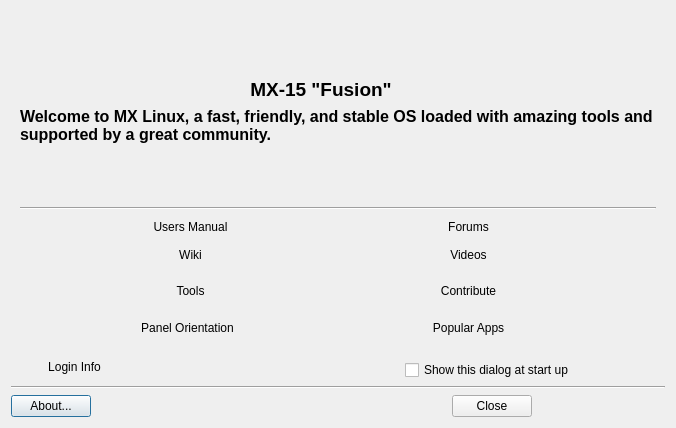
MX-Linux/mx-welcome, file mxwelcome.ui: the form before one commit.
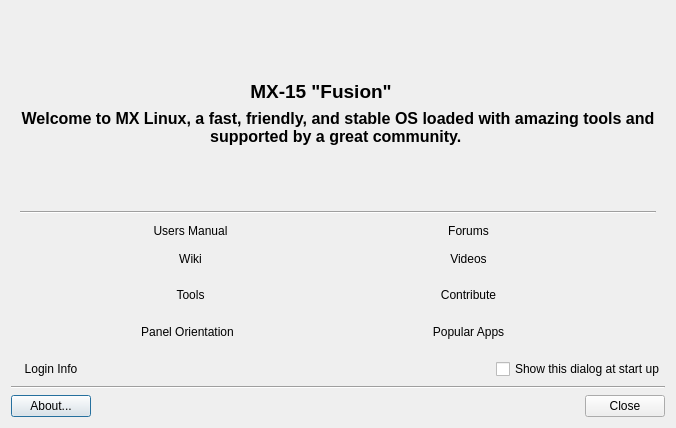
The form after the commit. Icons and pictures are not drawn. Custom widgets are drawn as their Qt base class.

```diff
--- a/mxwelcome.ui
+++ b/mxwelcome.ui
@@ -24,7 +24,7 @@
    <bool>false</bool>
   </property>
   <layout class="QGridLayout" name="gridLayout">
-   <item row="0" column="0" colspan="5">
+   <item row="0" column="0" colspan="3">
     <widget class="QFrame" name="frame">
      <property name="minimumSize">
       <size>
@@ -62,7 +62,7 @@
       <item row="2" column="0" colspan="6">
        <widget class="QLabel" name="labelIntro">
         <property name="text">
-         <string>&lt;html&gt;&lt;head/&gt;&lt;body&gt;&lt;p&gt;&lt;span style=&quot; font-size:12pt; font-weight:600;&quot;&gt;Welcome to MX Linux, a fast, friendly, and stable OS loaded with amazing tools and supported by a great community. &lt;/span&gt;&lt;/p&gt;&lt;/body&gt;&lt;/html&gt;</string>
+         <string>&lt;html&gt;&lt;head/&gt;&lt;body&gt;&lt;p align=&quot;center&quot;&gt;&lt;span style=&quot; font-size:12pt; font-weight:600;&quot;&gt;Welcome to MX Linux, a fast, friendly, and stable OS loaded with amazing tools and supported by a great community. &lt;/span&gt;&lt;/p&gt;&lt;/body&gt;&lt;/html&gt;</string>
         </property>
         <property name="alignment">
          <set>Qt::AlignLeading|Qt::AlignLeft|Qt::AlignVCenter</set>
@@ -494,7 +494,67 @@
      <zorder>horizontalSpacer_12</zorder>
     </widget>
    </item>
-   <item row="4" column="0" colspan="4">
+   <item row="1" column="0">
+    <widget class="FlatButton" name="buttonLogininfo">
+     <property name="sizePolicy">
+      <sizepolicy hsizetype="Minimum" vsizetype="Fixed">
+       <horstretch>0</horstretch>
+       <verstretch>0</verstretch>
+      </sizepolicy>
+     </property>
+     <property name="font">
+      <font>
+       <weight>50</weight>
+       <bold>false</bold>
+       <kerning>true</kerning>
+      </font>
+     </property>
+     <property name="autoFillBackground">
+      <bool>false</bool>
+     </property>
+     <property name="text">
+      <string>Login Info</string>
+     </property>
+     <property name="icon">
+      <iconset>
+       <normaloff>../../../../../../../usr/share/mx-welcome/icons/zoom-fit.png</normaloff>../../../../../../../usr/share/mx-welcome/icons/zoom-fit.png</iconset>
+     </property>
+     <property name="autoDefault">
+      <bool>false</bool>
+     </property>
+     <property name="flat">
+      <bool>true</bool>
+     </property>
+    </widget>
+   </item>
+   <item row="1" column="1">
+    <spacer name="horizontalSpacer_11">
+     <property name="orientation">
+      <enum>Qt::Horizontal</enum>
+     </property>
+     <property name="sizeHint" stdset="0">
+      <size>
+       <width>161</width>
+       <height>20</height>
+      </size>
+     </property>
+    </spacer>
+   </item>
+   <item row="1" column="2">
+    <widget class="QCheckBox" name="checkBox">
+     <property name="text">
+      <string>Show this dialog at start up</string>
+     </property>
+    </widget>
+   </item>
+   <item row="2" column="0" colspan="3">
+    <widget class="Line" name="line_2">
+     <property name="orientation">
+      <enum>Qt::Horizontal</enum>
+     </property>
+    </widget>
+   </item>
+   <item row="3" column="0" colspan="3">
     <layout class="QGridLayout" name="buttonBar" columnstretch="0,0,0,0,0,0,0,0,0">
      <property name="sizeConstraint">
       <enum>QLayout::SetDefaultConstraint</enum>
@@ -625,66 +685,6 @@
      </item>
     </layout>
    </item>
-   <item row="3" column="0" colspan="5">
-    <widget class="Line" name="line_2">
-     <property name="orientation">
-      <enum>Qt::Horizontal</enum>
-     </property>
-    </widget>
-   </item>
-   <item row="1" column="1" rowspan="2" colspan="2">
-    <spacer name="horizontalSpacer_11">
-     <property name="orientation">
-      <enum>Qt::Horizontal</enum>
-     </property>
-     <property name="sizeHint" stdset="0">
-      <size>
-       <width>161</width>
-       <height>20</height>
-      </size>
-     </property>
-    </spacer>
-   </item>
-   <item row="1" column="0" rowspan="2">
-    <widget class="FlatButton" name="buttonLogininfo">
-     <property name="sizePolicy">
-      <sizepolicy hsizetype="Minimum" vsizetype="Fixed">
-       <horstretch>0</horstretch>
-       <verstretch>0</verstretch>
-      </sizepolicy>
-     </property>
-     <property name="font">
-      <font>
-       <weight>50</weight>
-       <bold>false</bold>
-       <kerning>true</kerning>
-      </font>
-     </property>
-     <property name="autoFillBackground">
-      <bool>false</bool>
-     </property>
-     <property name="text">
-      <string>Login Info</string>
-     </property>
-     <property name="icon">
-      <iconset>
-       <normaloff>../../../../../../../usr/share/mx-welcome/icons/zoom-fit.png</normaloff>../../../../../../../usr/share/mx-welcome/icons/zoom-fit.png</iconset>
-     </property>
-     <property name="autoDefault">
-      <bool>false</bool>
-     </property>
-     <property name="flat">
-      <bool>true</bool>
-     </property>
-    </widget>
-   </item>
-   <item row="2" column="3" colspan="2">
-    <widget class="QCheckBox" name="checkBox">
-     <property name="text">
-      <string>Show this dialog at start up</string>
-     </property>
-    </widget>
-   </item>
   </layout>
  </widget>
  <customwidgets>
```
